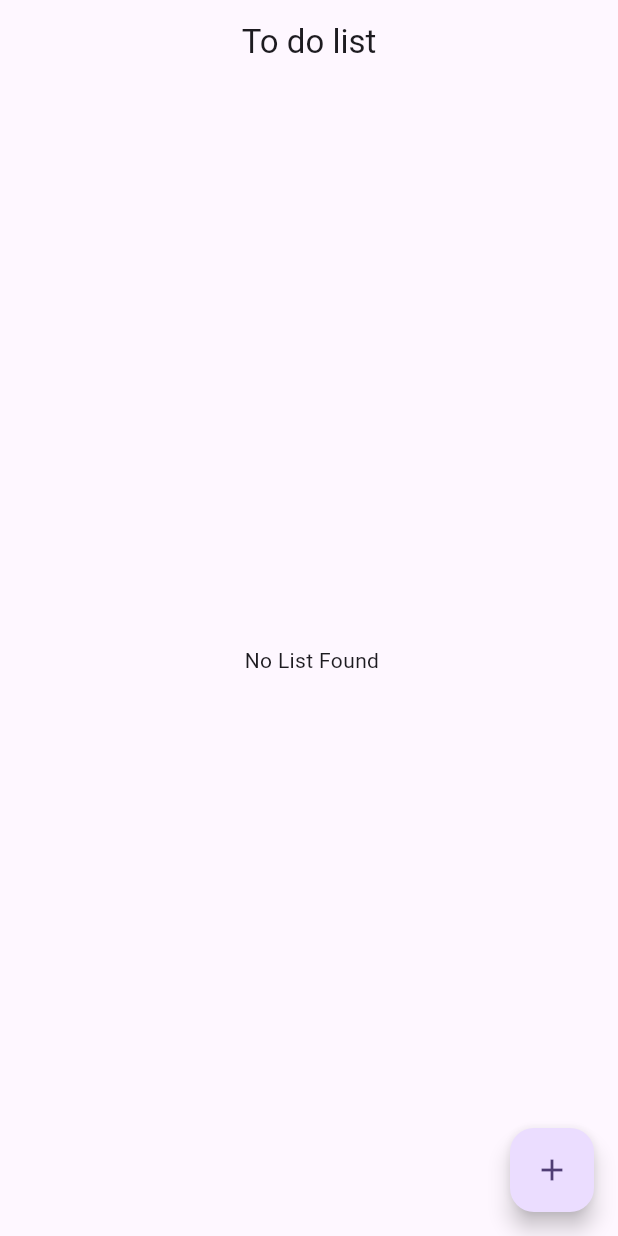
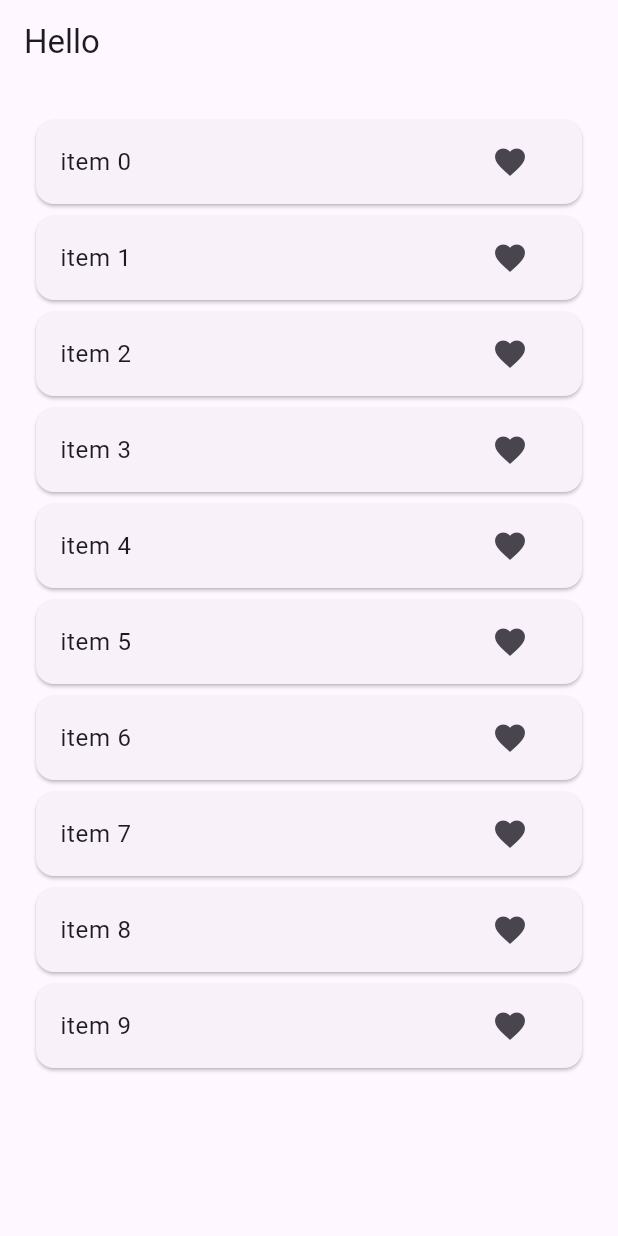
Before and after one commit to Takbirulislam420/bloc_practice, a Flutter app: the screen it shows after launch, on a phone screen of 412 x 824 dp. Run offline on Flutter 3.47's test engine with Material 3 defaults, Android fonts, the phone set to English and light mode, and no system bars; our stand-ins replace bloc, equatable, flutter_bloc, image_picker.

Commit message:
add favorite data

```diff
--- /dev/null
+++ b/lib/bloc/favorite/favorite_bloc.dart
@@ -0,0 +1,45 @@
+import 'package:bloc/bloc.dart';
+import 'package:equatable/equatable.dart';
+import 'package:practice_with_bloc/model/favorite_item_model.dart';
+import 'package:practice_with_bloc/repository/favorite_repository.dart';
+
+part 'favorite_event.dart';
+part 'favorite_state.dart';
+
+class FavoriteBloc extends Bloc<FavoriteEvent, FavoriteState> {
+  List<FavoriteItemModel> favoriteList = [];
+  FavoriteRepository repository;
+
+  FavoriteBloc(this.repository) : super(FavoriteState()) {
+    on<FatchFavoriteList>(fetchItem);
+    on<FavoriteItem>(_addFavoriteItem);
+  }
+
+  Future<void> fetchItem(
+    FatchFavoriteList event,
+    Emitter<FavoriteState> emit,
+  ) async {
+    favoriteList = await repository.fetchItem();
+    emit(
+      state.copyWith(
+        favoriteItemList: List.from(favoriteList),
+        listStatus: ListStatus.success,
+      ),
+    );
+  }
+
+  Future<void> _addFavoriteItem(
+    FavoriteItem event,
+    Emitter<FavoriteState> emit,
+  ) async {
+    final index= favoriteList.indexWhere((element)=>element.id == event.item.id);
+    favoriteList[index] =event.item;
+
+    // favoriteList = await repository.fetchItem();
+    emit(
+      state.copyWith(
+        favoriteItemList: List.from(favoriteList)
+      ),
+    );
+  }
+}
--- /dev/null
+++ b/lib/bloc/favorite/favorite_event.dart
@@ -0,0 +1,15 @@
+part of 'favorite_bloc.dart';
+
+abstract class FavoriteEvent extends Equatable {
+  const FavoriteEvent();
+
+  @override
+  List<Object> get props => [];
+}
+
+class FatchFavoriteList extends FavoriteEvent{}
+// ignore: must_be_immutable
+class FavoriteItem extends FavoriteEvent{
+   FavoriteItemModel item;
+   FavoriteItem({required this.item});
+}
--- /dev/null
+++ b/lib/bloc/favorite/favorite_state.dart
@@ -0,0 +1,21 @@
+part of 'favorite_bloc.dart';
+
+enum ListStatus { loading, success, failure }
+
+class FavoriteState extends Equatable {
+  final List<FavoriteItemModel> favoriteItemList;
+  final ListStatus listStatus;
+
+  const FavoriteState({
+    this.favoriteItemList = const [],
+    this.listStatus = ListStatus.loading,
+  });
+
+
+  FavoriteState copyWith({List<FavoriteItemModel>? favoriteItemList,ListStatus? listStatus}){
+    return FavoriteState(favoriteItemList: favoriteItemList?? this.favoriteItemList,listStatus:listStatus?? listStatus?? this.listStatus);
+  }
+
+  @override
+  List<Object> get props => [favoriteItemList];
+}
--- /dev/null
+++ b/lib/features/favorite/favorite_app_screen.dart
@@ -0,0 +1,68 @@
+import 'package:flutter/material.dart';
+import 'package:flutter_bloc/flutter_bloc.dart';
+import 'package:practice_with_bloc/bloc/favorite/favorite_bloc.dart';
+import 'package:practice_with_bloc/model/favorite_item_model.dart';
+
+class FavoriteAppScreen extends StatefulWidget {
+  const FavoriteAppScreen({super.key});
+
+  @override
+  State<FavoriteAppScreen> createState() => _FavoriteAppScreenState();
+}
+
+class _FavoriteAppScreenState extends State<FavoriteAppScreen> {
+  @override
+  void initState() {
+    context.read<FavoriteBloc>().add(FatchFavoriteList());
+    super.initState();
+  }
+
+  @override
+  Widget build(BuildContext context) {
+    return Scaffold(
+      appBar: AppBar(title: Text("Hello")),
+      body: Padding(
+        padding: const EdgeInsets.all(20.0),
+        child: BlocBuilder<FavoriteBloc, FavoriteState>(
+          builder: (context, state) {
+            switch (state.listStatus) {
+              case ListStatus.loading:
+                return CircularProgressIndicator();
+              case ListStatus.failure:
+                return CircularProgressIndicator();
+              case ListStatus.success:
+                return ListView.builder(
+                  itemCount: state.favoriteItemList.length,
+                  itemBuilder: (context, index) {
+                    final item = state.favoriteItemList[index];
+                    return Card(
+                      child: ListTile(
+                        title: Text(item.value.toString()),
+                        trailing: IconButton(
+                          onPressed: () {
+                            FavoriteItemModel itemModel = FavoriteItemModel(
+                              id: item.id,
+                              value: item.value,
+                              isFavorite: item.isFavorite ? false : true,
+                            );
+                            context.read<FavoriteBloc>().add(
+                              FavoriteItem(item: itemModel),
+                            );
+                          },
+                          icon: Icon(
+                            item.isFavorite
+                                ? Icons.favorite_border
+                                : Icons.favorite,
+                          ),
+                        ),
+                      ),
+                    );
+                  },
+                );
+            }
+          },
+        ),
+      ),
+    );
+  }
+}
--- a/lib/main.dart
+++ b/lib/main.dart
@@ -1,10 +1,13 @@
 import 'package:flutter/material.dart';
 import 'package:flutter_bloc/flutter_bloc.dart';
 import 'package:practice_with_bloc/bloc/counter/counter_bloc.dart';
+import 'package:practice_with_bloc/bloc/favorite/favorite_bloc.dart';
 import 'package:practice_with_bloc/bloc/image/imagepicker_bloc.dart';
 import 'package:practice_with_bloc/bloc/switch/switch_bloc.dart';
 import 'package:practice_with_bloc/bloc/todo/to_do_bloc.dart';
+import 'package:practice_with_bloc/features/favorite/favorite_app_screen.dart';
 import 'package:practice_with_bloc/features/to_do_list/to_do_list_screen.dart';
+import 'package:practice_with_bloc/repository/favorite_repository.dart';
 import 'package:practice_with_bloc/utils/image_picker_utils.dart';
 
 void main() {
@@ -23,6 +26,7 @@ class MyApp extends StatelessWidget {
         BlocProvider(create: (_) => SwitchBloc()),
         BlocProvider(create: (_) => ImagepickerBloc(ImagePickerUtils())),
         BlocProvider(create: (_) => ToDoBloc()),
+        BlocProvider(create: (_) => FavoriteBloc(FavoriteRepository())),
       ],
 
       child: MaterialApp(
@@ -30,7 +34,7 @@ class MyApp extends StatelessWidget {
         theme: ThemeData(
           colorScheme: .fromSeed(seedColor: Colors.deepPurple),
         ),
-        home: const ToDoListScreen(),
+        home: const FavoriteAppScreen(),
       ),
     );
   }
--- /dev/null
+++ b/lib/model/favorite_item_model.dart
@@ -0,0 +1,32 @@
+import 'package:equatable/equatable.dart';
+
+class FavoriteItemModel extends Equatable {
+  const FavoriteItemModel({
+    required this.id,
+    required this.value,
+    this.isDeleting = false,
+    this.isFavorite = false,
+  });
+
+  final String id;
+  final String value;
+  final bool isDeleting;
+  final bool isFavorite;
+
+  FavoriteItemModel copyWith(
+    String? id,
+    String? value,
+    bool? isDeleting,
+    bool? isFavorite,
+  ) {
+    return FavoriteItemModel(
+      id: id ?? this.id,
+      value: value ?? this.value,
+      isDeleting: isDeleting ?? this.isDeleting,
+      isFavorite: isFavorite ?? this.isFavorite,
+    );
+  }
+
+  @override
+  List<Object?> get props => [id, value, isDeleting, isFavorite];
+}
--- /dev/null
+++ b/lib/repository/favorite_repository.dart
@@ -0,0 +1,19 @@
+import 'package:practice_with_bloc/model/favorite_item_model.dart';
+
+class FavoriteRepository {
+
+  Future<List<FavoriteItemModel>> fetchItem() async {
+    await Future.delayed(const Duration(seconds: 3));
+    return List.of(_generateList(10));
+  }
+
+  List<FavoriteItemModel> _generateList(int length) {
+    return List.generate(
+      length,
+      (index) => FavoriteItemModel(
+        id: index.toString(),
+        value: "item $index",
+      ),
+    );
+  }
+}
```
